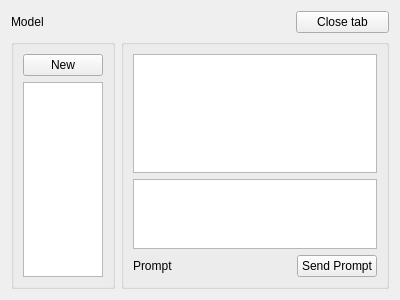
This is OllamaGui/src/ui/chat.ui in akamlah/ollama-gui as Qt 5 draws it before an edit. The edited form follows.
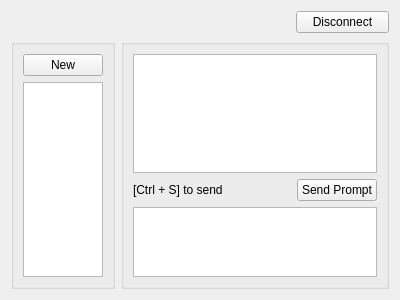
This is the edited form.

Commit message: Abstraction of Dialog

```diff
--- a/OllamaGui/src/ui/chat.ui
+++ b/OllamaGui/src/ui/chat.ui
@@ -21,14 +21,14 @@
                 <item>
                     <widget class="QLabel" name="modelLabel">
                         <property name="text">
-                            <string>Model</string>
+                            <string></string>
                         </property>
                     </widget>
                 </item>
                 <item>
                     <widget class="QPushButton" name="closeConversationButton">
                         <property name="text">
-                            <string>Close tab</string>
+                            <string>Disconnect</string>
                         </property>
                     </widget>
                 </item>
@@ -83,16 +83,13 @@
                         <layout class="QVBoxLayout" name="verticalLayout" stretch="11,2,1">
                             <item>
                                 <widget class="QListWidget" name="MessageDisplayListWidget"/>
-                            </item>
-                            <item>
-                                <widget class="QPlainTextEdit" name="PromptEditor"/>
-                            </item>
+                            </item> -->
                             <item>
                                 <layout class="QHBoxLayout" name="horizontalLayout_3" stretch="5,1">
                                     <item>
                                         <widget class="QLabel" name="label">
                                             <property name="text">
-                                                <string>Prompt</string>
+                                                <string>[Ctrl + S] to send</string>
                                             </property>
                                         </widget>
                                     </item>
@@ -105,6 +102,9 @@
                                     </item>
                                 </layout>
                             </item>
+                            <item>
+                                <widget class="QPlainTextEdit" name="PromptEditor"/>
+                            </item>
                         </layout>
                     </widget>
                 </item>
```
Left out of the diff: 176 changed lines with no effect on the pictures. The commit also changes 7 other files.
